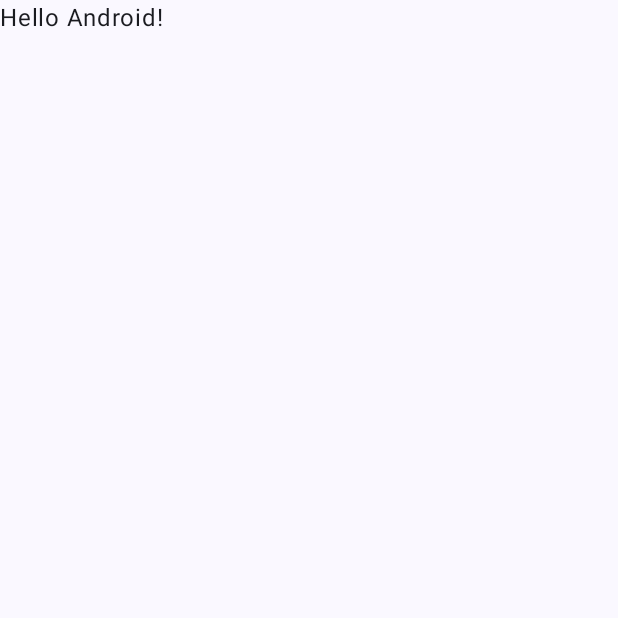
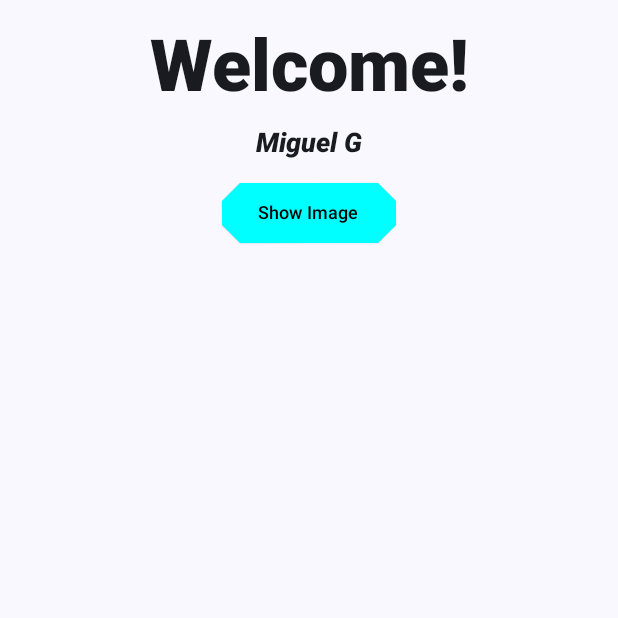
Before and after one commit to m1k1saur1o/android-bootcamp, an Android app built with Jetpack Compose: the screen it shows after launch (MainActivity), on a phone screen of 412 x 824 dp, the top half of it. Before the commit the part shown is almost empty. Run offline under Robolectric (Android 15) with nearby library versions, the phone set to English and light mode, and no system bars; pictures from the network do not load.

Commit message:
Seventh activity in module 5

```diff
--- a/app/build.gradle.kts
+++ b/app/build.gradle.kts
@@ -51,6 +51,7 @@ android {
 
 dependencies {
 
+    implementation(libs.coil.compose.v270)
     implementation(libs.androidx.core.ktx)
     implementation(libs.androidx.lifecycle.runtime.ktx)
     implementation(libs.androidx.activity.compose)
--- a/app/src/main/AndroidManifest.xml
+++ b/app/src/main/AndroidManifest.xml
@@ -1,6 +1,8 @@
 <?xml version="1.0" encoding="utf-8"?>
 <manifest xmlns:android="http://schemas.android.com/apk/res/android"
     xmlns:tools="http://schemas.android.com/tools">
+
+    <uses-permission android:name="android.permission.INTERNET"/>
 
     <application
         android:allowBackup="true"
--- a/app/src/main/java/cl/bootcamp/bootcampproject/MainActivity.kt
+++ b/app/src/main/java/cl/bootcamp/bootcampproject/MainActivity.kt
@@ -4,44 +4,31 @@ import android.os.Bundle
 import androidx.activity.ComponentActivity
 import androidx.activity.compose.setContent
 import androidx.activity.enableEdgeToEdge
+import androidx.activity.viewModels
 import androidx.compose.foundation.layout.fillMaxSize
 import androidx.compose.foundation.layout.padding
 import androidx.compose.material3.Scaffold
-import androidx.compose.material3.Text
-import androidx.compose.runtime.Composable
 import androidx.compose.ui.Modifier
-import androidx.compose.ui.tooling.preview.Preview
 import cl.bootcamp.bootcampproject.ui.theme.BootcampProjectTheme
+import cl.bootcamp.bootcampproject.viewModels.ShowImageViewModel
+import cl.bootcamp.bootcampproject.views.ShowImageView
 
 class MainActivity : ComponentActivity() {
     override fun onCreate(savedInstanceState: Bundle?) {
         super.onCreate(savedInstanceState)
         enableEdgeToEdge()
+
+        val viewModel: ShowImageViewModel by viewModels()
+
         setContent {
             BootcampProjectTheme {
                 Scaffold(modifier = Modifier.fillMaxSize()) { innerPadding ->
-                    Greeting(
-                        name = "Android",
-                        modifier = Modifier.padding(innerPadding)
+                    ShowImageView(
+                        modifier = Modifier.padding(innerPadding),
+                        viewModel = viewModel
                     )
                 }
             }
         }
     }
 }
-
-@Composable
-fun Greeting(name: String, modifier: Modifier = Modifier) {
-    Text(
-        text = "Hello $name!",
-        modifier = modifier
-    )
-}
-
-@Preview(showBackground = true)
-@Composable
-fun GreetingPreview() {
-    BootcampProjectTheme {
-        Greeting("Android")
-    }
-}
--- /dev/null
+++ b/app/src/main/java/cl/bootcamp/bootcampproject/components/BodyComponents.kt
@@ -0,0 +1,87 @@
+package cl.bootcamp.bootcampproject.components
+import androidx.compose.foundation.layout.fillMaxWidth
+import androidx.compose.foundation.layout.padding
+import androidx.compose.foundation.shape.CutCornerShape
+import androidx.compose.material3.ButtonDefaults
+import androidx.compose.material3.ElevatedButton
+import androidx.compose.material3.Text
+import androidx.compose.runtime.Composable
+import androidx.compose.ui.Modifier
+import androidx.compose.ui.graphics.Color
+import androidx.compose.ui.text.TextStyle
+import androidx.compose.ui.text.font.FontStyle
+import androidx.compose.ui.text.font.FontWeight
+import androidx.compose.ui.text.style.TextAlign
+import androidx.compose.ui.unit.dp
+import androidx.compose.ui.unit.sp
+import coil.compose.AsyncImage
+
+@Composable
+fun WelcomeText(
+    text: String
+) {
+    Text(
+        text = text,
+        modifier = Modifier
+            .fillMaxWidth()
+            .padding(horizontal = 24.dp),
+        style = TextStyle(
+            fontSize = 48.sp,
+            fontWeight = FontWeight.ExtraBold,
+            textAlign = TextAlign.Center
+        )
+
+    )
+}
+
+@Composable
+fun NameText(
+    text: String
+) {
+    Text(
+        text = text,
+        modifier = Modifier
+            .fillMaxWidth()
+            .padding(horizontal = 24.dp),
+        style = TextStyle(
+            fontWeight = FontWeight.W800,
+            fontStyle = FontStyle.Italic,
+            fontSize = 18.sp,
+            textAlign = TextAlign.Center
+        )
+    )
+}
+
+@Composable
+fun ShowImageButton(
+    text: String,
+    onClick: () -> Unit
+) {
+    ElevatedButton(
+        onClick = onClick,
+        colors = ButtonDefaults.elevatedButtonColors(
+            containerColor = Color.Cyan,
+            contentColor = Color.Black,
+            disabledContainerColor = Color.Gray,
+            disabledContentColor = Color.DarkGray
+        ),
+        shape = CutCornerShape(12.dp),
+        modifier = Modifier
+            .padding(4.dp)
+    ) {
+        Text(
+            text = text,
+            fontSize = 12.sp
+        )
+    }
+}
+
+@Composable
+fun ShowImage(
+    link: String
+) {
+    AsyncImage(
+        model = link,
+        contentDescription = "Description",
+    )
+}
--- /dev/null
+++ b/app/src/main/java/cl/bootcamp/bootcampproject/model/ShowImageState.kt
@@ -0,0 +1,11 @@
+package cl.bootcamp.bootcampproject.model
+
+data class ShowImageState (
+    val isPressed: Boolean = false,
+    val isPressedText: String =  "Hide Image",
+    val isNotPressedText: String = "Show Image",
+    val imageURL: String = "https://www.shutterstock.com/shutterstock/photos/1126305455/display_1500/stock-vector-dinosaur-rock-singer-holding-microphone-tyrannosaurus-or-t-rex-vector-illustration-1126305455.jpg",
+    val name: String = "Miguel G",
+    val welcomeText: String = "Welcome!"
+
+)
--- /dev/null
+++ b/app/src/main/java/cl/bootcamp/bootcampproject/viewModels/ShowImageViewModel.kt
@@ -0,0 +1,17 @@
+package cl.bootcamp.bootcampproject.viewModels
+
+import androidx.compose.runtime.getValue
+import androidx.compose.runtime.mutableStateOf
+import androidx.compose.runtime.setValue
+import androidx.lifecycle.ViewModel
+import cl.bootcamp.bootcampproject.model.ShowImageState
+
+class ShowImageViewModel: ViewModel() {
+
+    var state  by mutableStateOf(ShowImageState())
+        private set
+
+    fun buttonPressed() {
+        state = state.copy(isPressed = !state.isPressed)
+    }
+}
--- /dev/null
+++ b/app/src/main/java/cl/bootcamp/bootcampproject/views/ShowImageView.kt
@@ -0,0 +1,91 @@
+package cl.bootcamp.bootcampproject.views
+
+import androidx.compose.foundation.layout.Arrangement
+import androidx.compose.foundation.layout.Box
+import androidx.compose.foundation.layout.Column
+import androidx.compose.foundation.layout.PaddingValues
+import androidx.compose.foundation.layout.Spacer
+import androidx.compose.foundation.layout.fillMaxSize
+import androidx.compose.foundation.layout.height
+import androidx.compose.foundation.layout.padding
+import androidx.compose.material3.ExperimentalMaterial3Api
+import androidx.compose.material3.Scaffold
+import androidx.compose.runtime.Composable
+import androidx.compose.ui.Alignment
+import androidx.compose.ui.Modifier
+import androidx.compose.ui.unit.dp
+import cl.bootcamp.bootcampproject.components.NameText
+import cl.bootcamp.bootcampproject.components.ShowImage
+import cl.bootcamp.bootcampproject.components.ShowImageButton
+import cl.bootcamp.bootcampproject.components.WelcomeText
+import cl.bootcamp.bootcampproject.viewModels.ShowImageViewModel
+
+@OptIn(ExperimentalMaterial3Api::class)
+@Composable
+fun ShowImageView(
+    modifier: Modifier,
+    viewModel: ShowImageViewModel
+) {
+    Scaffold ()
+    {
+        ContentShowImageView(it, viewModel)
+    }
+}
+
+@Composable
+fun ContentShowImageView(
+    paddingValues: PaddingValues,
+    viewModel: ShowImageViewModel
+) {
+    val state = viewModel.state
+    Column(
+        modifier = Modifier
+            .padding(paddingValues)
+            .padding(16.dp)
+            .fillMaxSize(),
+        horizontalAlignment = Alignment.CenterHorizontally,
+        verticalArrangement = Arrangement.Top
+    ) {
+
+        WelcomeText(
+            text = state.welcomeText
+        )
+
+        Spacer(modifier = Modifier.height(12.dp))
+
+        NameText(
+            text = state.name
+        )
+
+        Spacer(modifier = Modifier.height(8.dp))
+
+        if (state.isPressed) {
+            ShowImageButton(
+                text = state.isPressedText
+            ) {
+                viewModel.buttonPressed()
+            }
+        } else {
+            ShowImageButton(
+                text = state.isNotPressedText
+            ) {
+                viewModel.buttonPressed()
+            }
+        }
+    }
+
+    if (state.isPressed) {
+        Box(
+            modifier = Modifier.fillMaxSize(),
+            contentAlignment = Alignment.Center // Center content inside the Box
+        ) {
+            ShowImage(
+                link = state.imageURL
+            )
+        }
+    } else {
+        Spacer(modifier = Modifier.height(0.dp))
+    }
+
+
+}
--- a/gradle/libs.versions.toml
+++ b/gradle/libs.versions.toml
@@ -1,5 +1,7 @@
 [versions]
 agp = "8.5.1"
+coilCompose = "2.0.0"
+coilComposeVersion = "2.7.0"
 kotlin = "1.9.0"
 coreKtx = "1.13.1"
 junit = "4.13.2"
@@ -11,6 +13,8 @@ composeBom = "2024.04.01"
 
 [libraries]
 androidx-core-ktx = { group = "androidx.core", name = "core-ktx", version.ref = "coreKtx" }
+coil-compose = { module = "io.coil-kt:coil-compose", version.ref = "coilCompose" }
+coil-compose-v270 = { module = "io.coil-kt:coil-compose", version.ref = "coilComposeVersion" }
 junit = { group = "junit", name = "junit", version.ref = "junit" }
 androidx-junit = { group = "androidx.test.ext", name = "junit", version.ref = "junitVersion" }
 androidx-espresso-core = { group = "androidx.test.espresso", name = "espresso-core", version.ref = "espressoCore" }
```
